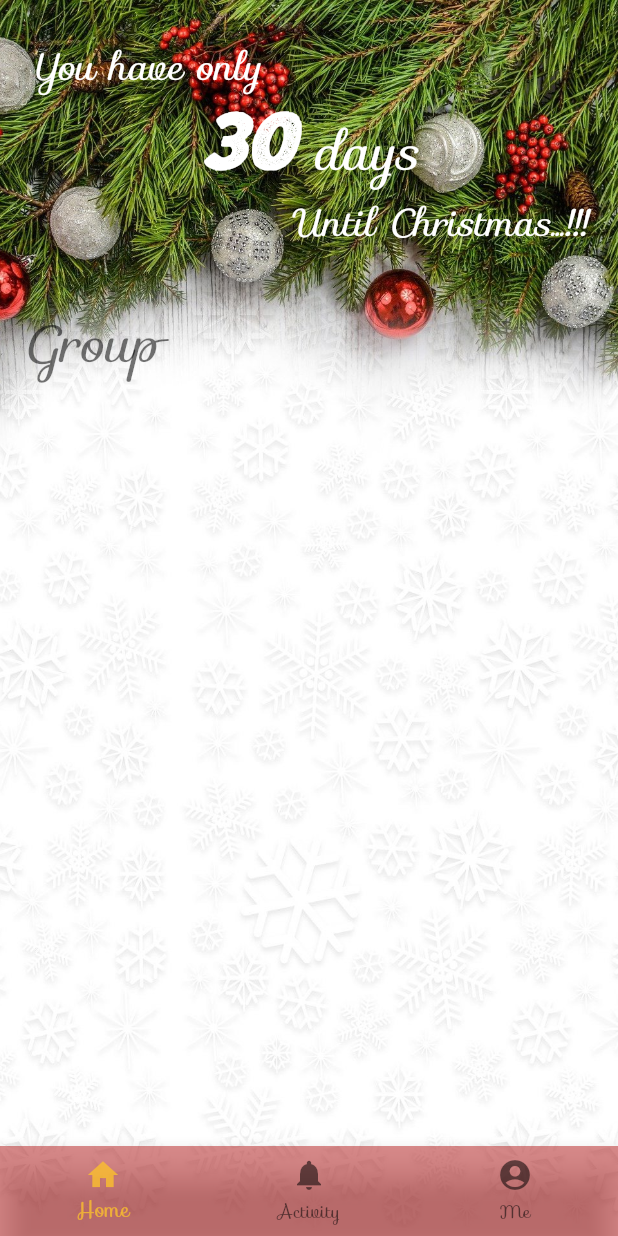
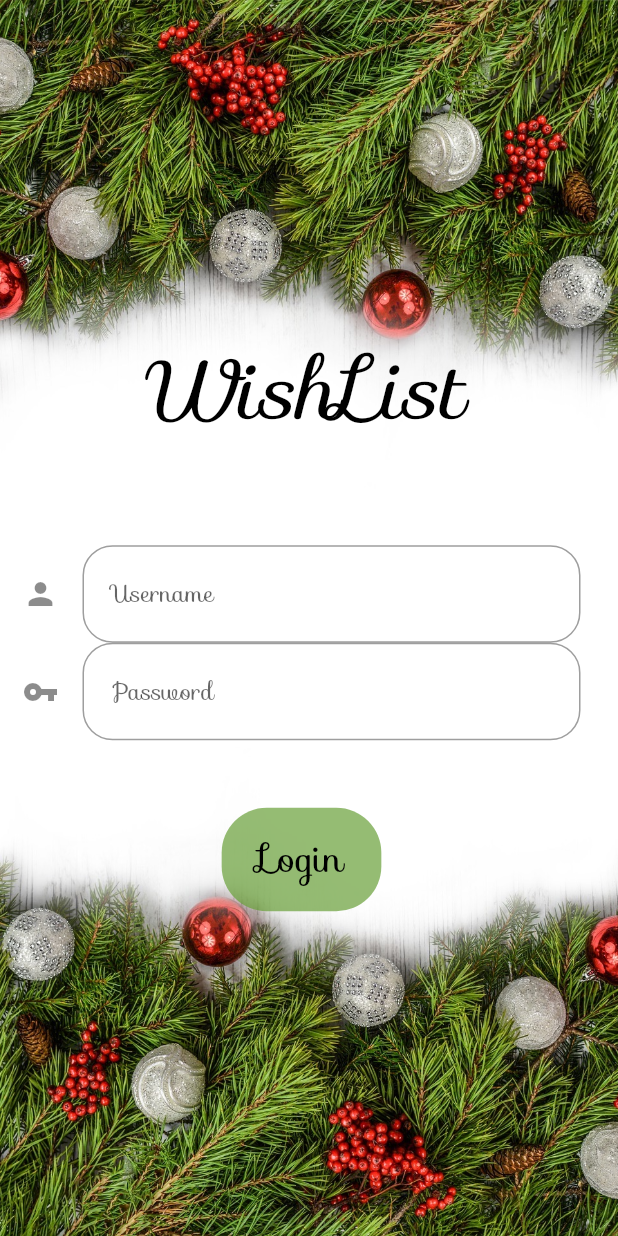
Before and after one commit to cdavis-n/wishlist-app, a Flutter app: the screen it shows after launch, on a phone screen of 412 x 824 dp. Run offline on Flutter 3.47's test engine with Material 2 defaults, Android fonts, the phone set to English and light mode, and no system bars; our stand-ins replace image_picker, sqflite; accounts and stored records are empty.

Commit message:
Login page

```diff
--- /dev/null
+++ b/lib/Login.dart
@@ -0,0 +1,107 @@
+import 'package:flutter/material.dart';
+
+class Login extends StatefulWidget{
+  @override
+  _LoginState createState() => _LoginState();
+}
+class _LoginState extends State<Login> {
+  var _name;
+  var _password;
+  TextEditingController _controller;
+
+  @override
+  void initState(){
+    super.initState();
+    _controller = TextEditingController();
+  }
+  @override
+  void dispose(){
+    _controller.dispose();
+    super.dispose();
+  }
+  @override
+  Widget build(BuildContext context) {
+
+    Color _color0 = Colors.transparent;
+    Color _color1 = Theme.of(context).accentColor.withOpacity(0.7);
+    TextStyle _style1 = TextStyle(fontSize: 55, color: Colors.black, fontStyle: FontStyle.italic);
+    TextStyle _style2 = TextStyle(color: Colors.black, fontSize: 25);
+
+    final _background = Container(
+      decoration: BoxDecoration(
+        image: DecorationImage(
+          image: AssetImage('assets/images/login.jpeg'),
+          fit: BoxFit.cover,
+        ),
+      ),
+    );
+    final _title = Container(
+      padding: EdgeInsets.only(bottom: 60),
+      color: _color0,
+      child: Text('WishList', style: _style1),
+    );
+
+    final _userNameField = TextField(
+      controller: _controller,
+      decoration: InputDecoration(
+        contentPadding: EdgeInsets.all(20),
+        icon: Icon(Icons.person),
+        hintText: 'Username',
+        border: OutlineInputBorder(
+          borderRadius: BorderRadius.circular(20),
+        ),
+      ),
+      onChanged: (text) => _name = text,
+    );
+    final _passwordField = TextField(
+      obscureText: true,
+      controller: _controller,
+      decoration: InputDecoration(
+        contentPadding: EdgeInsets.all(20),
+        icon: Icon(Icons.vpn_key),
+        hintText: 'Password',
+        border: OutlineInputBorder(
+          borderRadius: BorderRadius.circular(20),
+        ),
+      ),
+      onChanged: (text) => _password = text,
+    );
+    final _button = Padding(
+      padding: EdgeInsets.only(top: 45),
+      child: FlatButton(
+        padding: EdgeInsets.fromLTRB(25, 15, 25, 15),
+        color: _color1,
+        child: Text('Login', style: _style2),
+        shape: RoundedRectangleBorder(borderRadius: BorderRadius.circular(30)),
+        onPressed: () {
+          // check database and match or not
+        },
+      ),
+    );
+
+
+    return Stack(
+      children: [
+        _background,
+        Scaffold(
+          backgroundColor: _color0,
+          body: Center(
+            child: Padding(
+              padding: EdgeInsets.fromLTRB(15, 15, 25, 15),
+              child: Column(
+                mainAxisAlignment: MainAxisAlignment.center,
+                crossAxisAlignment: CrossAxisAlignment.center,
+                children: [
+                  _title,
+                  _userNameField,
+                  _passwordField,
+                  _button,
+                ],
+              ),
+            ),
+          ),
+        ),
+      ],
+    );
+  }
+}
--- a/lib/home.dart
+++ b/lib/home.dart
@@ -47,6 +47,7 @@ class _HomeState extends State<Home> {
         Scaffold(
           backgroundColor: Colors.transparent,
           bottomNavigationBar: BottomNavigationBar(
+            type: BottomNavigationBarType.fixed,
             items: _itemOfBottomNavigationBar.entries.map((e) =>
                 BottomNavigationBarItem(title: Text(e.key), icon: e.value)).toList(),
             currentIndex: _selected,
--- a/lib/main.dart
+++ b/lib/main.dart
@@ -1,5 +1,6 @@
 import 'package:flutter/material.dart';
 import 'package:final_app/home.dart';
+import 'package:final_app/Login.dart';
 
 
 void main() {
@@ -19,7 +20,6 @@ class MyApp extends StatelessWidget {
         primaryColor: Colors.red[900],
         accentColor: Colors.lightGreen[700],
         buttonColor: Colors.yellow[700],
-        cardColor: Colors.white,
         textTheme: TextTheme(
           headline1: TextStyle(
               fontSize: 25,
@@ -33,22 +33,13 @@ class MyApp extends StatelessWidget {
               color: Colors.white,
               fontWeight: FontWeight.w500),
           headline3: TextStyle(
-            fontSize: 35,
-            fontStyle: FontStyle.italic,
-            color: Colors.white,
-            fontWeight: FontWeight.w400),
-          headline4: TextStyle(
               fontSize: 35,
               fontStyle: FontStyle.italic,
               fontWeight: FontWeight.w400),
-          bodyText1: TextStyle(
-            fontSize: 18),
-          bodyText2: TextStyle(
-            fontSize: 25),
         ),
       ),
       home: Scaffold(
-        body: Home(),
+        body: Login(),
       ),
     );
   }
--- a/lib/ui/Group.dart
+++ b/lib/ui/Group.dart
@@ -38,7 +38,7 @@ void main() async {
     },
     version: 1,
   );
-  Future<void> insertUser(User user) async {
+  void insertUser(User user) async {
     final Database db = await database;
 
     await db.insert('users', user.toMap(), conflictAlgorithm: ConflictAlgorithm.replace);
@@ -50,12 +50,12 @@ void main() async {
       return User(maps[index]['userId'], maps[index]['userImage'], maps[index]['userName']);
     });
   }
-  Future<void> updateUser(User user) async {
+  void updateUser(User user) async {
     final db = await database;
 
     await db.update('users', user.toMap(), where: "userId = ?", whereArgs: [user.userId]);
   }
-  Future<void> deleteUser(int userId) async {
+  void deleteUser(int userId) async {
     final db = await database;
 
     await db.delete('users', where: "userId = ?", whereArgs: [userId]);
--- a/lib/ui/HomePage.dart
+++ b/lib/ui/HomePage.dart
@@ -1,41 +1,26 @@
 import 'package:flutter/material.dart';
 
-class Item {
-  ImageIcon imageIcon;
-  String name;
-  Item(this.imageIcon, this.name);
-}
 class HomePage extends StatefulWidget {
   @override
   _HomePageState createState() => _HomePageState();
 }
 class _HomePageState extends State<HomePage> {
-  List<Item> _list = [
-
-  ];
 
   @override
   Widget build(BuildContext context) {
-    return  Column(
-        mainAxisSize: MainAxisSize.min,
-        mainAxisAlignment: MainAxisAlignment.start,
-        children: [
-          _countdown(context),
-          _groupTitle(context),
-          // **** create group list: ListView.builder; top = create group
-        ],
-    );
-  }
-  Container _countdown(context)  {
-    return Container(
-      //color: Theme.of(context).accentColor.withOpacity(0.8),
+    TextStyle _style1 = Theme.of(context).textTheme.headline1;
+    TextStyle _style2 = Theme.of(context).textTheme.headline2;
+    TextStyle _style3 = Theme.of(context).textTheme.headline3;
+    TextStyle _style4 = Theme.of(context).textTheme.headline3.apply(color: Colors.white);
+
+    final _countDown = Container(
       padding: EdgeInsets.fromLTRB(21, 25, 21, 21),
       child: Column(
         children: [
           Align(
             alignment: Alignment.centerLeft,
             child: Text('You have only',
-                style: Theme.of(context).textTheme.headline1),
+                style: _style1),
           ),
           Padding(
             padding: EdgeInsets.only(top: 8.0),
@@ -43,32 +28,37 @@ class _HomePageState extends State<HomePage> {
               text: TextSpan(
                   text: DateTime(DateTime.now().year, 12, 25)
                       .difference(DateTime.now()).inDays.toString(),
-                  style: Theme.of(context).textTheme.headline2,
+                  style: _style2,
                   children: [
-                    TextSpan(
-                        text: ' days',
-                        style: Theme.of(context).textTheme.headline3),
+                    TextSpan(text: ' days', style: _style4),
                   ]),
             ),
           ),
           Align(
             alignment: Alignment.centerRight,
-            child: Text('Until Christmas...!!!',
-                style:Theme.of(context).textTheme.headline1),
+            child: Text('Until Christmas...!!!', style:_style1),
           ),
         ],
       ),
     );
-  }
-  Container _groupTitle(context) {
-    return Container(
+
+    final _groupTitle = Container(
       padding: EdgeInsets.only(top: 12, left: 18.0),
       child: Align(
         alignment: Alignment.topLeft,
-        child: Text('Group',
-          style: Theme.of(context).textTheme.headline4,
+        child: Text('Group', style: _style3,
         ),
       ),
     );
+
+    return  Column(
+        mainAxisSize: MainAxisSize.min,
+        mainAxisAlignment: MainAxisAlignment.start,
+        children: [
+          _countDown,
+          _groupTitle,
+          // **** create group list: ListView.builder; top = create group
+        ],
+    );
   }
 }
--- a/lib/ui/SelectPhoto.dart
+++ b/lib/ui/SelectPhoto.dart
@@ -41,7 +41,7 @@ class _SelectPhotoState extends State<SelectPhoto> {
               color: color,
               borderRadius: BorderRadius.circular(50),
             ),
-            child: Icon(Icons.add_a_photo, color: Colors.pink, size: 45,),
+            child: Icon(Icons.add_a_photo, color: Colors.black, size: 45,),
             width: 90,
             height: 90,
           ),
@@ -56,7 +56,6 @@ class _SelectPhotoState extends State<SelectPhoto> {
         builder: (BuildContext context){
           return Container(
             padding: EdgeInsets.only(left: 15, right: 15),
-            color: Colors.white24,
             height: 240,
             child: Center (
               child: Wrap (
--- a/pubspec.yaml
+++ b/pubspec.yaml
@@ -53,6 +53,7 @@ flutter:
     - assets/images/background1.jpg
     - assets/images/background2.jpeg
     - assets/images/profile.jpeg
+    - assets/images/login.jpeg
 
   # An image asset can refer to one or more resolution-specific "variants", see
   # https://flutter.dev/assets-and-images/#resolution-aware.
```
Also changed, not shown: lib/ui/EditName.dart (added, +37 -0 lines), lib/ui/MyPage.dart (+41 -41 lines), lib/ui/SettingPage.dart (deleted, +0 -15 lines), assets/images/login.jpeg (added), assets/images/login.jpg (added).
